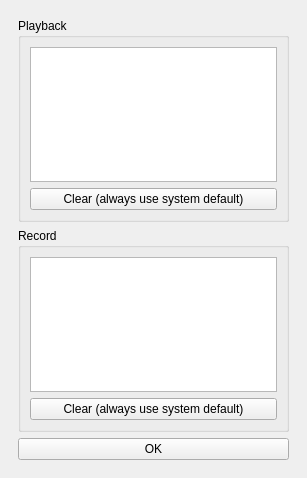
pberthold/Flurfunk, file main/src/MainWindow.ui: the form before one commit.
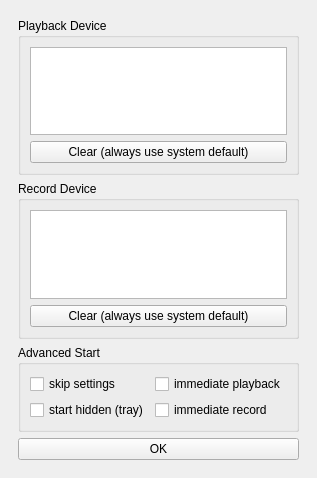
The form after the commit.

Commit message: Start Settings, Betrieb wird nur noch bei "OK" unterbrochen, nicht mehr bei SettingsPage, permanentes TrayIcon

The edit to the form file:
```diff
--- a/main/src/MainWindow.ui
+++ b/main/src/MainWindow.ui
@@ -89,7 +89,7 @@
         <item>
          <widget class="QGroupBox" name="groupBox">
           <property name="title">
-           <string>Playback</string>
+           <string>Playback Device</string>
           </property>
           <layout class="QVBoxLayout" name="verticalLayout_2">
            <item>
@@ -108,7 +108,7 @@
         <item>
          <widget class="QGroupBox" name="groupBox_2">
           <property name="title">
-           <string>Record</string>
+           <string>Record Device</string>
           </property>
           <layout class="QVBoxLayout" name="verticalLayout_3">
            <item>
@@ -124,6 +124,43 @@
           </layout>
          </widget>
         </item>
+        <item>
+         <widget class="QGroupBox" name="groupBox_4">
+          <property name="title">
+           <string>Advanced Start</string>
+          </property>
+          <layout class="QGridLayout" name="gridLayout">
+           <item row="0" column="0">
+            <widget class="QCheckBox" name="checkSkipSettings">
+             <property name="text">
+              <string>skip settings</string>
+             </property>
+            </widget>
+           </item>
+           <item row="0" column="1">
+            <widget class="QCheckBox" name="checkImmediatePlayback">
+             <property name="text">
+              <string>immediate playback</string>
+             </property>
+            </widget>
+           </item>
+           <item row="1" column="0">
+            <widget class="QCheckBox" name="checkStartHidden">
+             <property name="text">
+              <string>start hidden (tray)</string>
+             </property>
+            </widget>
+           </item>
+           <item row="1" column="1">
+            <widget class="QCheckBox" name="checkImmediateRecord">
+             <property name="text">
+              <string>immediate record</string>
+             </property>
+            </widget>
+           </item>
+          </layout>
+         </widget>
+        </item>
         <item>
          <widget class="QPushButton" name="btnOK">
           <property name="text">
```
The commit also changes 3 other files.
